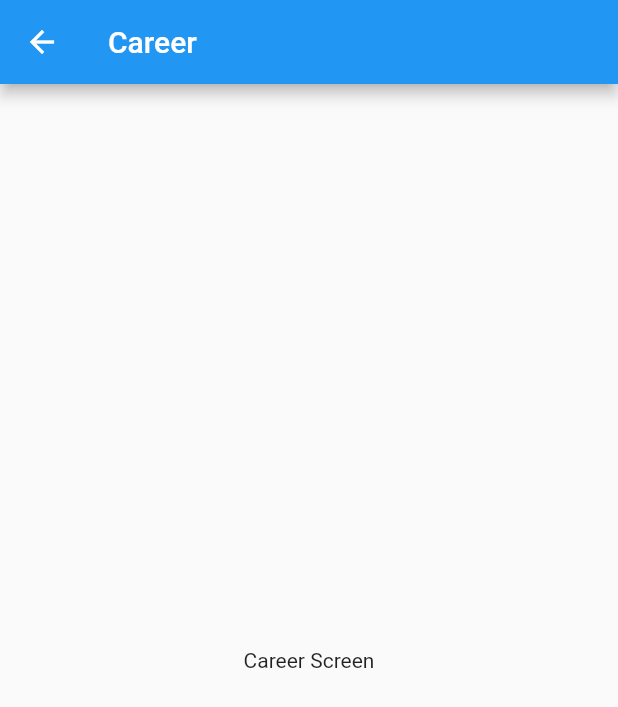
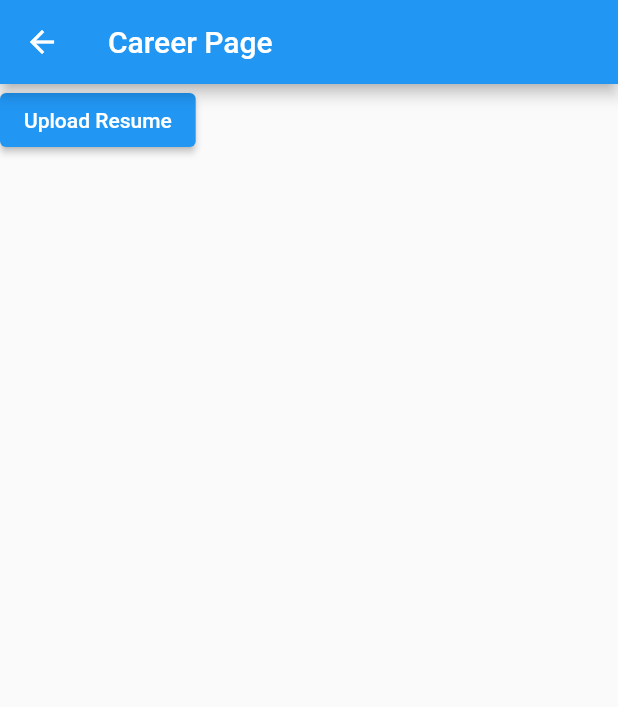
Before and after one commit to subrotosanyal/VirtualAssistant, a Flutter app: the screen it shows after launch, after a tap on "Career", on a phone screen of 412 x 824 dp. Shown: the top 707 px of the screen. Run offline on Flutter 3.47's test engine with Material 2 defaults, Android fonts, the phone set to English and light mode, and no system bars; our stand-ins replace charts_flutter, file_picker, screenshot, share, shared_preferences; missing offline and left inert: syncfusion_flutter_pdf.

Commit message:
Career_screen update

```diff
--- /dev/null
+++ b/lib/screens/career_screen.dart
@@ -0,0 +1,84 @@
+import 'dart:io';
+import 'package:flutter/material.dart';
+import 'package:flutter/services.dart';
+import 'package:syncfusion_flutter_pdf/pdf.dart';
+import 'package:file_picker/file_picker.dart';
+
+class CareerScreen extends StatefulWidget {
+  @override
+  _CareerScreenState createState() => _CareerScreenState();
+}
+
+class _CareerScreenState extends State<CareerScreen> {
+  File? resumeFile;
+  String? resumeText;
+
+  Future<List<int>> readDocumentData(File? file) async {
+    if (file != null) {
+      Uint8List bytes = file.readAsBytesSync();
+      final ByteData data = ByteData.view(bytes.buffer);
+      return data.buffer.asUint8List(data.offsetInBytes, data.lengthInBytes);
+    }
+    throw Exception('File is null');
+  }
+
+  Future<void> convertPdfToText() async {
+    PdfDocument document =
+        PdfDocument(inputBytes: await readDocumentData(resumeFile));
+
+    //Create a new instance of the PdfTextExtractor.
+    PdfTextExtractor extractor = PdfTextExtractor(document);
+
+    //Extract all the text from the document.
+    String text = extractor.extractText();
+    setState(() {
+      resumeText = text;
+    });
+  }
+
+  Future<void> uploadResume() async {
+    FilePickerResult? result = await FilePicker.platform.pickFiles(
+      type: FileType.custom,
+      allowedExtensions: ['pdf'], // Only allow PDF files to be selected
+    );
+
+    if (result != null) {
+      setState(() {
+        resumeFile = File(result.files.single.path.toString());
+      });
+      return await convertPdfToText();
+    }
+  }
+
+  @override
+  Widget build(BuildContext context) {
+    return Scaffold(
+      appBar: AppBar(
+        title: Text('Career Page'),
+      ),
+      body: Column(
+        children: [
+          ElevatedButton(
+            onPressed: () {
+              uploadResume();
+            },
+            child: Text('Upload Resume'),
+          ),
+          if (resumeText != null)
+            Column(
+              children: [
+                // Widget for Recommendation Icon
+                // ...
+
+                // Widget for Headline Icon
+                // ...
+
+                // Widget for Profile Summary Icon
+                // ...
+              ],
+            ),
+        ],
+      ),
+    );
+  }
+}
--- a/lib/screens/linkedin.dart
+++ /dev/null
@@ -1,16 +0,0 @@
-import 'package:flutter/material.dart';
-
-class CareerInScreen extends StatelessWidget {
-  @override
-  Widget build(BuildContext context) {
-    // TODO: Implement your Career screen UI here
-    return Scaffold(
-      appBar: AppBar(
-        title: Text('Career'),
-      ),
-      body: Center(
-        child: Text('Career Screen'),
-      ),
-    );
-  }
-}
--- a/lib/screens/main_screen.dart
+++ b/lib/screens/main_screen.dart
@@ -3,7 +3,7 @@ import 'package:virtual_assistant/screens/usage_screen.dart';
 import 'package:flutter/material.dart';
 import 'package:shared_preferences/shared_preferences.dart';
 import 'chat_screen.dart';
-import 'linkedin.dart';
+import 'career_screen.dart';
 import 'update_api_key_screen.dart';
 import 'review_generation_screen.dart';
 
@@ -48,7 +48,7 @@ class MainScreen extends StatelessWidget {
             context,
             Icons.person,
             'Career',
-            CareerInScreen(), // Connect the LinkedInScreen widget here
+            CareerScreen(), // Connect the LinkedInScreen widget here
           ),
           _buildOption(
             context,
--- a/pubspec.yaml
+++ b/pubspec.yaml
@@ -39,6 +39,8 @@ dependencies:
   image: ^4.0.17
   path_provider: ^2.0.5
   screenshot: ^2.1.0
+  syncfusion_flutter_pdf: ^21.2.4
+  file_picker: ^4.0.0
 
 
   # The following adds the Cupertino Icons font to your application.
```
Also changed, not shown: pubspec.lock.
